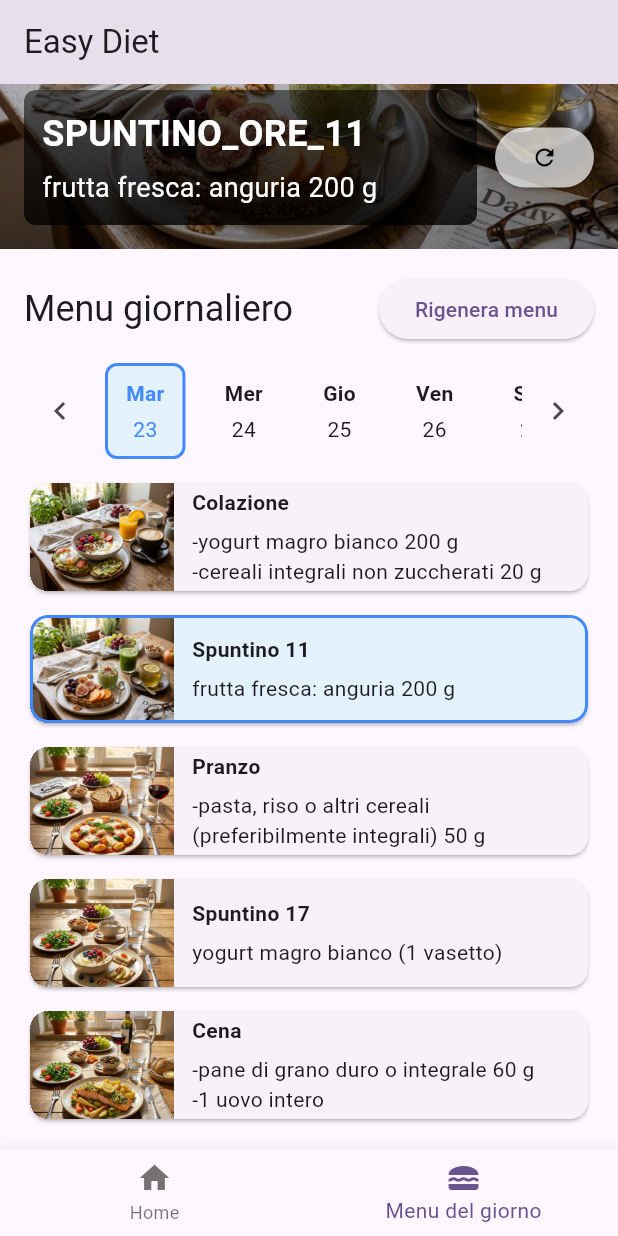
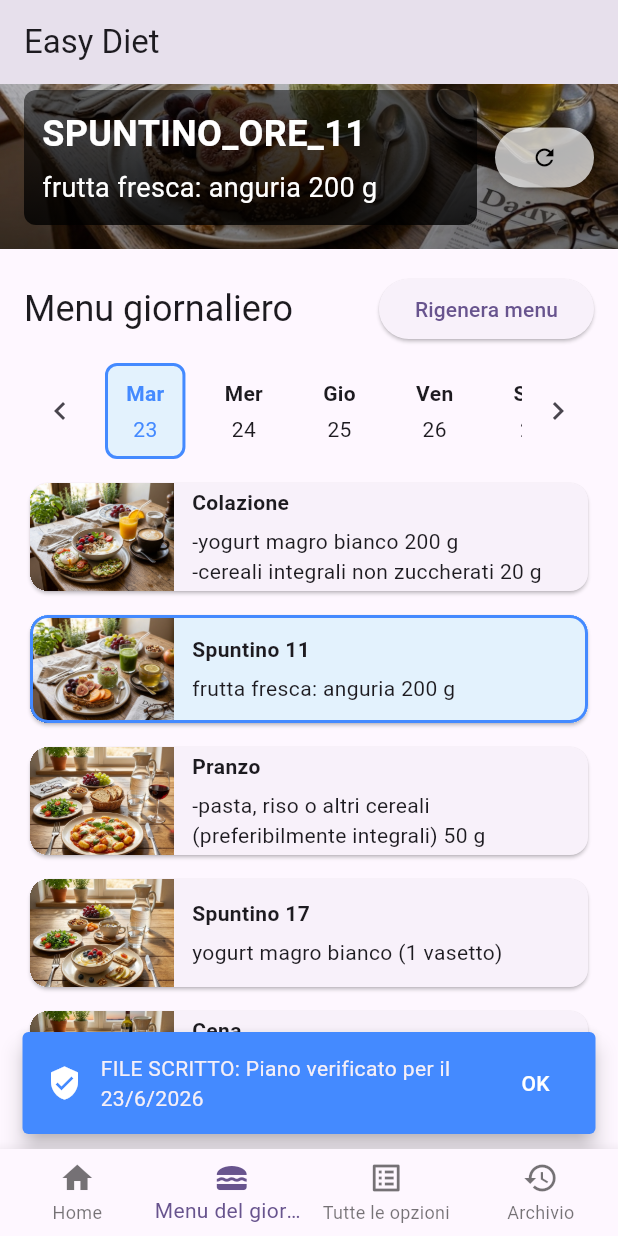
Before and after one commit to antoninobajeli/easy_diet, a Flutter app: the screen it shows after launch, item 2 of the bottom bar chosen, scrolled down 150 dp, after a tap on the "refresh" icon, after a tap on "Rigenera menu", on a phone screen of 412 x 824 dp. Run offline on Flutter 3.47's test engine with Material 3 defaults, Android fonts, the phone set to English and light mode, and no system bars; our stand-ins replace package_info_plus, shared_preferences.

Commit message:
consolidamento modifiche

```diff
--- a/lib/screens/home_screen.dart
+++ b/lib/screens/home_screen.dart
@@ -1,5 +1,7 @@
 import 'package:flutter/material.dart';
 import 'meal_screen.dart';
+import 'diet_list_screen.dart';
+import 'saved_plans_screen.dart';
 import '../constants/app_constants.dart';
 
 class HomeScreen extends StatefulWidget {
@@ -26,9 +28,12 @@ class _HomeScreenState extends State<HomeScreen> {
         children: const [
           _HomePage(),
           MealScreen(),
+          DietListScreen(),
+          SavedPlansScreen(),
         ],
       ),
       bottomNavigationBar: BottomNavigationBar(
+        type: BottomNavigationBarType.fixed,
         items: const <BottomNavigationBarItem>[
           BottomNavigationBarItem(
             icon: Icon(Icons.home),
@@ -37,6 +42,14 @@ class _HomeScreenState extends State<HomeScreen> {
           BottomNavigationBarItem(
             icon: Icon(Icons.lunch_dining),
             label: 'Menu del giorno',
+          ),
+          BottomNavigationBarItem(
+            icon: Icon(Icons.list_alt),
+            label: 'Tutte le opzioni',
+          ),
+          BottomNavigationBarItem(
+            icon: Icon(Icons.history),
+            label: 'Archivio',
           ),
         ],
         currentIndex: _selectedIndex,
--- a/lib/screens/meal_screen.dart
+++ b/lib/screens/meal_screen.dart
@@ -19,6 +19,7 @@ class _MealScreenState extends State<MealScreen>
   bool _loading = true;
   DateTime _startDate = DateTime.now();
   DateTime _selectedDate = DateTime.now();
+  Set<String> _savedDates = {};
 
   @override
   bool get wantKeepAlive => true;
@@ -40,6 +41,7 @@ class _MealScreenState extends State<MealScreen>
       daily = svc.getRandomDailyMenu();
       await svc.saveDailyMenuForDate(today, daily);
     }
+    final savedDates = await svc.getSavedDates();
     final meal = svc.mealForTime(today);
     final item = daily[meal] ?? svc.getRandomForMeal(meal);
     final img = svc.getRandomImageForMeal(meal);
@@ -49,6 +51,7 @@ class _MealScreenState extends State<MealScreen>
       _currentMeal = meal;
       _currentItem = item;
       _currentImage = img;
+      _savedDates = savedDates;
       _loading = false;
     });
   }
@@ -79,6 +82,15 @@ class _MealScreenState extends State<MealScreen>
       await _service!.saveDailyMenuForDate(date, usedMenu);
     }
     final meal = _service!.mealForTime(date);
+    if (menu == null) {
+      await _saveAndVerify(date, usedMenu);
+    } else {
+      final savedDates = await _service!.getSavedDates();
+      setState(() {
+        _savedDates = savedDates;
+      });
+    }
+
     setState(() {
       _selectedDate = date;
       _dailyMenu = usedMenu;
@@ -88,22 +100,30 @@ class _MealScreenState extends State<MealScreen>
     });
   }
 
-  void _refreshItem() {
-    if (_service == null || _currentMeal == null) return;
+  Future<void> _refreshItem() async {
+    if (_service == null || _currentMeal == null || _dailyMenu == null) return;
+    final newItem = _service!.getRandomForMeal(_currentMeal!);
+    final newImg = _service!.getRandomImageForMeal(_currentMeal!);
     setState(() {
-      _currentItem = _service!.getRandomForMeal(_currentMeal!);
-      _currentImage = _service!.getRandomImageForMeal(_currentMeal!);
+      _currentItem = newItem;
+      _currentImage = newImg;
+      _dailyMenu![_currentMeal!] = newItem;
     });
+    await _saveAndVerify(_selectedDate, _dailyMenu!);
   }
 
   Future<void> _refreshDaily() async {
     if (_service == null) return;
+    final newMenu = _service!.getRandomDailyMenu();
     setState(() {
-      _dailyMenu = _service!.getRandomDailyMenu();
-      _currentItem = _dailyMenu![_currentMeal!];
-      _currentImage = _service!.getRandomImageForMeal(_currentMeal!);
+      _dailyMenu = newMenu;
+      if (_currentMeal != null) {
+        _currentItem = _dailyMenu![_currentMeal!];
+        _currentImage = _service!.getRandomImageForMeal(_currentMeal!);
+      }
     });
-    await _service!.saveDailyMenuForDate(DateTime.now(), _dailyMenu!);
+    // Salva esplicitamente il nuovo menu generato per la data selezionata
+    await _saveAndVerify(_selectedDate, newMenu);
   }
 
   void _selectDailyMeal(String mealKey, String? mealValue) {
@@ -113,6 +133,65 @@ class _MealScreenState extends State<MealScreen>
       _currentItem = mealValue;
       _currentImage = _service!.getRandomImageForMeal(mealKey);
     });
+  }
+
+  void _showSaveFeedback(DateTime date, bool verified) {
+    if (!mounted) return;
+    final dateStr = "${date.day}/${date.month}/${date.year}";
+    ScaffoldMessenger.of(context).hideCurrentSnackBar();
+    ScaffoldMessenger.of(context).showSnackBar(
+      SnackBar(
+        content: Row(
+          children: [
+            Icon(verified ? Icons.verified_user : Icons.error_outline, color: Colors.white),
+            const SizedBox(width: 12),
+            Expanded(
+              child: Text(verified
+                  ? 'FILE SCRITTO: Piano verificato per il $dateStr'
+                  : 'ERRORE: Impossibile verificare la scrittura su file'),
+            ),
+          ],
+        ),
+        backgroundColor: verified ? Colors.blueAccent : Colors.redAccent,
+        behavior: SnackBarBehavior.floating,
+        duration: const Duration(seconds: 4),
+        action: SnackBarAction(
+          label: 'OK',
+          textColor: Colors.white,
+          onPressed: () {},
+        ),
+      ),
+    );
+  }
+
+  Future<void> _saveAndVerify(DateTime date, Map<String, String> menu) async {
+    if (_service == null) return;
+
+    // 1. Salvataggio con flush
+    final success = await _service!.saveDailyMenuForDate(date, menu);
+
+    if (!success) {
+      _showSaveFeedback(date, false);
+      return;
+    }
+
+    // Piccola attesa per il filesystem
+    await Future.delayed(const Duration(milliseconds: 200));
+
+    // 2. Verifica (rilettura REALE dal disco)
+    final verifiedMenu = await _service!.loadDailyMenuForDate(date);
+    final savedDates = await _service!.getSavedDates();
+
+    // Confronto dei contenuti per la massima certezza
+    bool isVerified = verifiedMenu != null &&
+                     verifiedMenu.length == menu.length &&
+                     verifiedMenu.keys.every((k) => menu.containsKey(k));
+
+    setState(() {
+      _savedDates = savedDates;
+    });
+
+    _showSaveFeedback(date, isVerified);
   }
 
   @override
@@ -246,6 +325,8 @@ class _MealScreenState extends State<MealScreen>
                                 scrollDirection: Axis.horizontal,
                                 child: Row(
                                   children: _sevenDays().map((d) {
+                                    final dateKey = d.toIso8601String().split('T').first;
+                                    final hasSaved = _savedDates.contains(dateKey);
                                     final isSelected = DateTime(d.year, d.month, d.day) ==
                                         DateTime(_selectedDate.year, _selectedDate.month, _selectedDate.day);
                                     return Padding(
@@ -255,16 +336,31 @@ class _MealScreenState extends State<MealScreen>
                                         child: Container(
                                           padding: const EdgeInsets.symmetric(vertical: 8, horizontal: 12),
                                           decoration: BoxDecoration(
-                                            color: isSelected ? Colors.blue.shade50 : null,
-                                            border: Border.all(color: isSelected ? Colors.blueAccent : Colors.transparent, width: 2),
+                                            color: isSelected
+                                                ? Colors.blue.shade50
+                                                : (hasSaved ? Colors.green.shade100 : null),
+                                            border: Border.all(
+                                                color: isSelected
+                                                    ? Colors.blueAccent
+                                                    : (hasSaved ? Colors.green : Colors.transparent),
+                                                width: 2),
                                             borderRadius: BorderRadius.circular(8),
                                           ),
                                           child: Column(
                                             mainAxisSize: MainAxisSize.min,
                                             children: [
-                                              Text(_weekdayLabel(d), style: TextStyle(fontWeight: FontWeight.bold, color: isSelected ? Colors.blueAccent : null)),
+                                              Text(_weekdayLabel(d),
+                                                  style: TextStyle(
+                                                      fontWeight: FontWeight.bold,
+                                                      color: isSelected
+                                                          ? Colors.blueAccent
+                                                          : (hasSaved ? Colors.green.shade700 : null))),
                                               const SizedBox(height: 4),
-                                              Text('${d.day}', style: TextStyle(color: isSelected ? Colors.blueAccent : null)),
+                                              Text('${d.day}',
+                                                  style: TextStyle(
+                                                      color: isSelected
+                                                          ? Colors.blueAccent
+                                                          : (hasSaved ? Colors.green.shade700 : null))),
                                             ],
                                           ),
                                         ),
--- a/lib/screens/saved_plans_screen.dart
+++ b/lib/screens/saved_plans_screen.dart
@@ -20,10 +20,14 @@ class _SavedPlansScreenState extends State<SavedPlansScreen> {
   }
 
   Future<void> _loadData() async {
+    if (!mounted) return;
+    setState(() => _isLoading = true);
+
     final svc = await DietService.loadFromAsset('assets/diet.json');
     final datesSet = await svc.getSavedDates();
-    final datesList = datesSet.toList()..sort((a, b) => b.compareTo(a)); // Ordine decrescente
+    final datesList = datesSet.toList()..sort((a, b) => b.compareTo(a));
 
+    if (!mounted) return;
     setState(() {
       _service = svc;
       _savedDates = datesList;
@@ -37,11 +41,33 @@ class _SavedPlansScreenState extends State<SavedPlansScreen> {
       appBar: AppBar(
         title: const Text('Piani Salvati'),
       ),
-      body: _isLoading
+      floatingActionButton: FloatingActionButton.extended(
+        onPressed: _loadData,
+        label: const Text('Aggiorna elenco'),
+        icon: const Icon(Icons.sync),
+      ),
+      body: RefreshIndicator(
+        onRefresh: _loadData,
+        child: _isLoading
             ? const Center(child: CircularProgressIndicator())
             : _savedDates.isEmpty
-              ? const Center(child: Text('Nessun piano salvato trovato.'))
+                ? ListView(
+                    physics: const AlwaysScrollableScrollPhysics(),
+                    children: [
+                      const SizedBox(height: 100),
+                      const Center(child: Text('Nessun piano salvato trovato.')),
+                      const SizedBox(height: 20),
+                      Center(
+                        child: ElevatedButton.icon(
+                          onPressed: _loadData,
+                          icon: const Icon(Icons.refresh),
+                          label: const Text('Controlla di nuovo'),
+                        ),
+                      ),
+                    ],
+                  )
                 : ListView.builder(
+                    physics: const AlwaysScrollableScrollPhysics(),
                     itemCount: _savedDates.length,
                     itemBuilder: (context, index) {
                       final dateStr = _savedDates[index];
@@ -51,10 +77,21 @@ class _SavedPlansScreenState extends State<SavedPlansScreen> {
                       return FutureBuilder<Map<String, String>?>(
                         future: _service?.loadDailyMenuForDate(date),
                         builder: (context, snapshot) {
-                        if (!snapshot.hasData || snapshot.data == null) {
+                          if (snapshot.connectionState == ConnectionState.waiting) {
+                            return Card(
+                              margin: const EdgeInsets.symmetric(horizontal: 12, vertical: 8),
+                              child: ListTile(
+                                title: Text(formattedDate),
+                                subtitle: const Text("Caricamento..."),
+                              ),
+                            );
+                          }
+
+                          final menu = snapshot.data;
+                          if (menu == null || menu.isEmpty) {
                             return const SizedBox.shrink();
                           }
-                        final menu = snapshot.data!;
+
                           return Card(
                             margin: const EdgeInsets.symmetric(horizontal: 12, vertical: 8),
                             child: ExpansionTile(
@@ -67,7 +104,7 @@ class _SavedPlansScreenState extends State<SavedPlansScreen> {
                                 return ListTile(
                                   title: Text(
                                     entry.key.replaceAll('_', ' ').toUpperCase(),
-                                  style: const TextStyle(fontSize: 12, fontWeight: FontWeight.bold),
+                                    style: const TextStyle(fontSize: 11, fontWeight: FontWeight.bold, color: Colors.blueGrey),
                                   ),
                                   subtitle: Text(entry.value),
                                   dense: true,
@@ -79,6 +116,7 @@ class _SavedPlansScreenState extends State<SavedPlansScreen> {
                       );
                     },
                   ),
+      ),
     );
   }
 }
--- a/lib/services/diet_service.dart
+++ b/lib/services/diet_service.dart
@@ -1,12 +1,13 @@
 import 'dart:convert';
 import 'dart:math';
-import 'dart:io';
 
+import 'package:flutter/foundation.dart';
 import 'package:flutter/services.dart' show rootBundle;
-import 'package:path_provider/path_provider.dart';
+import 'package:shared_preferences/shared_preferences.dart';
 
 class DietService {
   final Map<String, dynamic> _data;
+  static const String _storageKey = 'diet_plans_storage';
 
   DietService._(this._data);
 
@@ -33,8 +34,6 @@ class DietService {
         if (mealMap.length == 1) {
           parts.add(item);
         } else {
-          final label = category.replaceAll('_', ' ');
-          //parts.add('$label: $item');
           parts.add('-$item');
         }
       }
@@ -54,43 +53,56 @@ class DietService {
     };
   }
 
-  Future<void> saveDailyMenuForDate(DateTime date, Map<String, String> menu) async {
+  Future<bool> saveDailyMenuForDate(DateTime date, Map<String, String> menu) async {
     try {
-      final dir = await getApplicationDocumentsDirectory();
-      final file = File('${dir.path}/diet_plan.json');
-      Map<String, dynamic> data = {};
-      if (await file.exists()) {
-        final content = await file.readAsString();
-        if (content.trim().isNotEmpty) {
-          data = json.decode(content) as Map<String, dynamic>;
-        }
-      }
-      final key = date.toIso8601String().split('T').first;
+      final prefs = await SharedPreferences.getInstance();
+      final content = prefs.getString(_storageKey) ?? '{}';
+      final Map<String, dynamic> data = json.decode(content);
+
+      final key = "${date.year}-${date.month.toString().padLeft(2, '0')}-${date.day.toString().padLeft(2, '0')}";
       data[key] = menu;
-      await file.writeAsString(json.encode(data));
+
+      return await prefs.setString(_storageKey, json.encode(data));
     } catch (e) {
-      // ignore errors silently for now
+      debugPrint('Error saving diet plan: $e');
+      return false;
     }
   }
 
   Future<Map<String, String>?> loadDailyMenuForDate(DateTime date) async {
     try {
-      final dir = await getApplicationDocumentsDirectory();
-      final file = File('${dir.path}/diet_plan.json');
-      if (!await file.exists()) return null;
-      final content = await file.readAsString();
-      if (content.trim().isEmpty) return null;
-      final data = json.decode(content) as Map<String, dynamic>;
-      final key = date.toIso8601String().split('T').first;
+      final prefs = await SharedPreferences.getInstance();
+      final content = prefs.getString(_storageKey);
+      if (content == null || content.isEmpty) return null;
+
+      final Map<String, dynamic> data = json.decode(content);
+      final key = "${date.year}-${date.month.toString().padLeft(2, '0')}-${date.day.toString().padLeft(2, '0')}";
       final menu = data[key];
+
       if (menu == null) return null;
+
       final Map<String, String> result = {};
       (menu as Map<String, dynamic>).forEach((k, v) {
         result[k] = v.toString();
       });
       return result;
     } catch (e) {
+      debugPrint('Error loading diet plan: $e');
       return null;
+    }
+  }
+
+  Future<Set<String>> getSavedDates() async {
+    try {
+      final prefs = await SharedPreferences.getInstance();
+      final content = prefs.getString(_storageKey);
+      if (content == null || content.isEmpty) return {};
+
+      final Map<String, dynamic> data = json.decode(content);
+      return data.keys.toSet();
+    } catch (e) {
+      debugPrint('Error getting saved dates: $e');
+      return {};
     }
   }
 
@@ -104,10 +116,6 @@ class DietService {
     return 'colazione';
   }
 
-  // Simple royalty-free image suggestions (Unsplash). These are remote URLs
-  // and used for a more attractive UI. You may replace them as desired.
-  // Use local asset images placed in `assets/imgs/`. Filenames should be
-  // meaningful (e.g. colazione.png, pranzo.png, spuntino11.png, spuntino17.png).
   static const Map<String, List<String>> _images = {
     'colazione': ['assets/imgs/colazione.png'],
     'spuntino_ore_11': ['assets/imgs/spuntino11.png'],
--- a/pubspec.yaml
+++ b/pubspec.yaml
@@ -16,7 +16,7 @@ publish_to: 'none' # Remove this line if you wish to publish to pub.dev
 # https://developer.apple.com/library/archive/documentation/General/Reference/InfoPlistKeyReference/Articles/CoreFoundationKeys.html
 # In Windows, build-name is used as the major, minor, and patch parts
 # of the product and file versions while build-number is used as the build suffix.
-version: 1.2.1+1
+version: 1.3.1+1
 
 environment:
   sdk: ^3.12.0
@@ -36,6 +36,7 @@ dependencies:
   cupertino_icons: ^1.0.8
   package_info_plus: ^5.0.0
   path_provider: ^2.0.0
+  shared_preferences: ^2.2.3
 
 dev_dependencies:
   flutter_test:
```
Also changed, not shown: pubspec.lock. Lines whose indentation alone changed are shown as unchanged.
